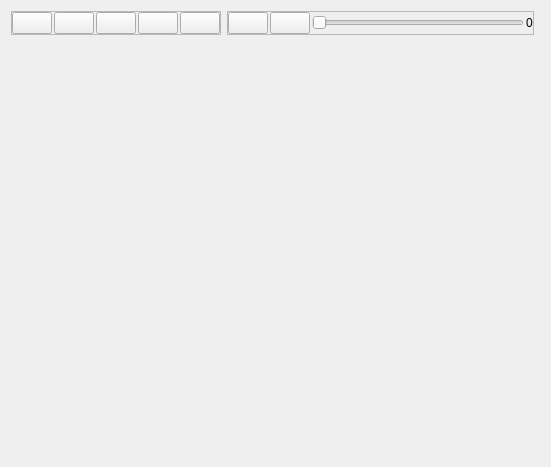
Before: the Qt Designer form source/base/ccplotlayout.ui in 519984307/CCplot, drawn with Qt 5.
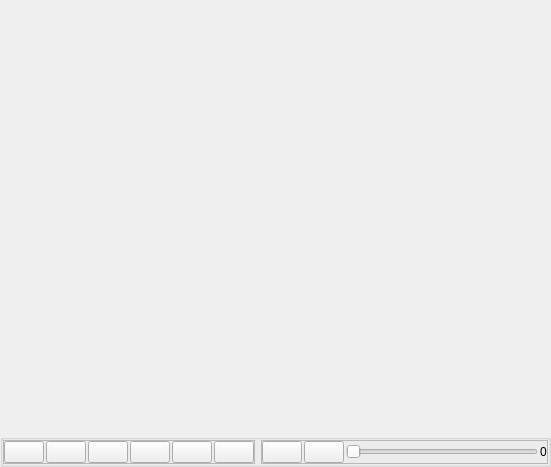
After: the same form once the commit is applied. Icons and pictures are not drawn.

```diff
--- a/source/base/ccplotlayout.ui
+++ b/source/base/ccplotlayout.ui
@@ -25,6 +25,46 @@
 }</string>
   </property>
   <layout class="QGridLayout" name="gridLayout_3">
+   <property name="leftMargin">
+    <number>0</number>
+   </property>
+   <property name="topMargin">
+    <number>0</number>
+   </property>
+   <property name="rightMargin">
+    <number>0</number>
+   </property>
+   <property name="bottomMargin">
+    <number>0</number>
+   </property>
+   <item row="0" column="0" colspan="2">
+    <widget class="QWidget" name="widget_canvas" native="true">
+     <property name="sizePolicy">
+      <sizepolicy hsizetype="Preferred" vsizetype="Expanding">
+       <horstretch>0</horstretch>
+       <verstretch>0</verstretch>
+      </sizepolicy>
+     </property>
+    </widget>
+   </item>
+   <item row="1" column="0" colspan="2">
+    <widget class="QGroupBox" name="groupBox">
+     <property name="title">
+      <string/>
+     </property>
+     <layout class="QGridLayout" name="gridLayout_4">
+      <property name="leftMargin">
+       <number>0</number>
+      </property>
+      <property name="topMargin">
+       <number>0</number>
+      </property>
+      <property name="rightMargin">
+       <number>0</number>
+      </property>
+      <property name="bottomMargin">
+       <number>0</number>
+      </property>
    <item row="0" column="0">
     <widget class="QFrame" name="functionWidgetsGrroup">
      <property name="frameShape">
@@ -52,33 +92,7 @@
       <property name="verticalSpacing">
        <number>0</number>
       </property>
-      <item row="0" column="0">
-       <widget class="QPushButton" name="btn_moveCanvas">
-        <property name="toolTip">
-         <string>移动画布</string>
-        </property>
-        <property name="text">
-         <string/>
-        </property>
-        <property name="icon">
-         <iconset resource="../ccplot.qrc">
-          <normaloff>:/icons/move.png</normaloff>:/icons/move.png</iconset>
-        </property>
-        <property name="iconSize">
-         <size>
-          <width>20</width>
-          <height>20</height>
-         </size>
-        </property>
-        <property name="checkable">
-         <bool>true</bool>
-        </property>
-        <property name="checked">
-         <bool>false</bool>
-        </property>
-       </widget>
-      </item>
-      <item row="0" column="1">
+         <item row="0" column="3">
        <widget class="QPushButton" name="btn_fullView">
         <property name="toolTip">
          <string>铺满视图</string>
@@ -98,7 +112,7 @@
         </property>
        </widget>
       </item>
-      <item row="0" column="2">
+         <item row="0" column="5">
        <widget class="QPushButton" name="btn_ratioView">
         <property name="toolTip">
          <string>等比视图</string>
@@ -118,27 +132,7 @@
         </property>
        </widget>
       </item>
-      <item row="0" column="3">
-       <widget class="QPushButton" name="btn_print">
-        <property name="toolTip">
-         <string>打印输出</string>
-        </property>
-        <property name="text">
-         <string/>
-        </property>
-        <property name="icon">
-         <iconset resource="../ccplot.qrc">
-          <normaloff>:/icons/printer.png</normaloff>:/icons/printer.png</iconset>
-        </property>
-        <property name="iconSize">
-         <size>
-          <width>20</width>
-          <height>20</height>
-         </size>
-        </property>
-       </widget>
-      </item>
-      <item row="0" column="4">
+         <item row="0" column="7">
        <widget class="QPushButton" name="btn_property">
         <property name="toolTip">
          <string>属性设置</string>
@@ -158,6 +152,78 @@
         </property>
        </widget>
       </item>
+         <item row="0" column="6">
+          <widget class="QPushButton" name="btn_print">
+           <property name="toolTip">
+            <string>打印输出</string>
+           </property>
+           <property name="text">
+            <string/>
+           </property>
+           <property name="icon">
+            <iconset resource="../ccplot.qrc">
+             <normaloff>:/icons/plot_icos_2/print.png</normaloff>:/icons/plot_icos_2/print.png</iconset>
+           </property>
+           <property name="iconSize">
+            <size>
+             <width>20</width>
+             <height>20</height>
+            </size>
+           </property>
+          </widget>
+         </item>
+         <item row="0" column="1">
+          <widget class="QPushButton" name="btn_choose">
+           <property name="toolTip">
+            <string>选择数据</string>
+           </property>
+           <property name="text">
+            <string/>
+           </property>
+           <property name="icon">
+            <iconset resource="../ccplot.qrc">
+             <normaloff>:/icons/plot_icos_2/selection (1).png</normaloff>:/icons/plot_icos_2/selection (1).png</iconset>
+           </property>
+           <property name="iconSize">
+            <size>
+             <width>20</width>
+             <height>20</height>
+            </size>
+           </property>
+           <property name="checkable">
+            <bool>true</bool>
+           </property>
+           <property name="checked">
+            <bool>false</bool>
+           </property>
+          </widget>
+         </item>
+         <item row="0" column="2">
+          <widget class="QPushButton" name="btn_moveCanvas">
+           <property name="toolTip">
+            <string>移动画布</string>
+           </property>
+           <property name="text">
+            <string/>
+           </property>
+           <property name="icon">
+            <iconset resource="../ccplot.qrc">
+             <normaloff>:/icons/plot_icos_2/move.png</normaloff>:/icons/plot_icos_2/move.png</iconset>
+           </property>
+           <property name="iconSize">
+            <size>
+             <width>20</width>
+             <height>20</height>
+            </size>
+           </property>
+           <property name="checkable">
+            <bool>true</bool>
+           </property>
+           <property name="checked">
+            <bool>false</bool>
+           </property>
+          </widget>
+         </item>
      </layout>
     </widget>
    </item>
@@ -239,14 +305,7 @@
      </layout>
     </widget>
    </item>
-   <item row="1" column="0" colspan="3">
-    <widget class="QWidget" name="widget_canvas" native="true">
-     <property name="sizePolicy">
-      <sizepolicy hsizetype="Preferred" vsizetype="Expanding">
-       <horstretch>0</horstretch>
-       <verstretch>0</verstretch>
-      </sizepolicy>
-     </property>
+     </layout>
     </widget>
    </item>
   </layout>
```
Left out of the diff: 14 changed lines with no effect on the pictures. Lines whose indentation alone changed are shown as unchanged.
